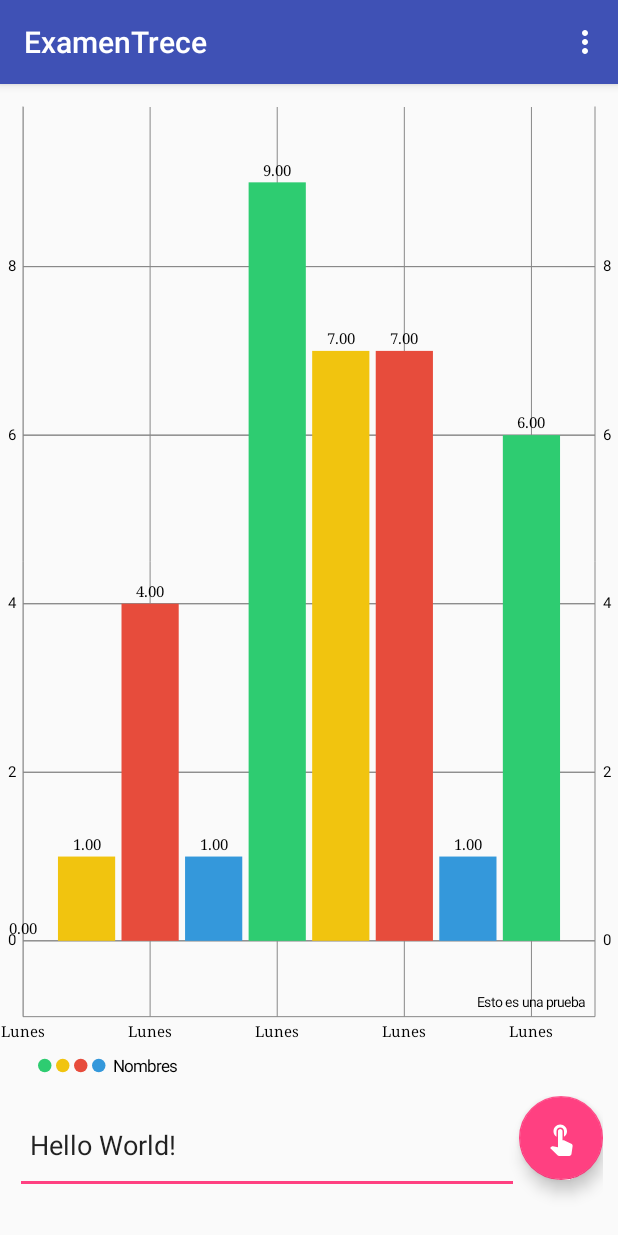
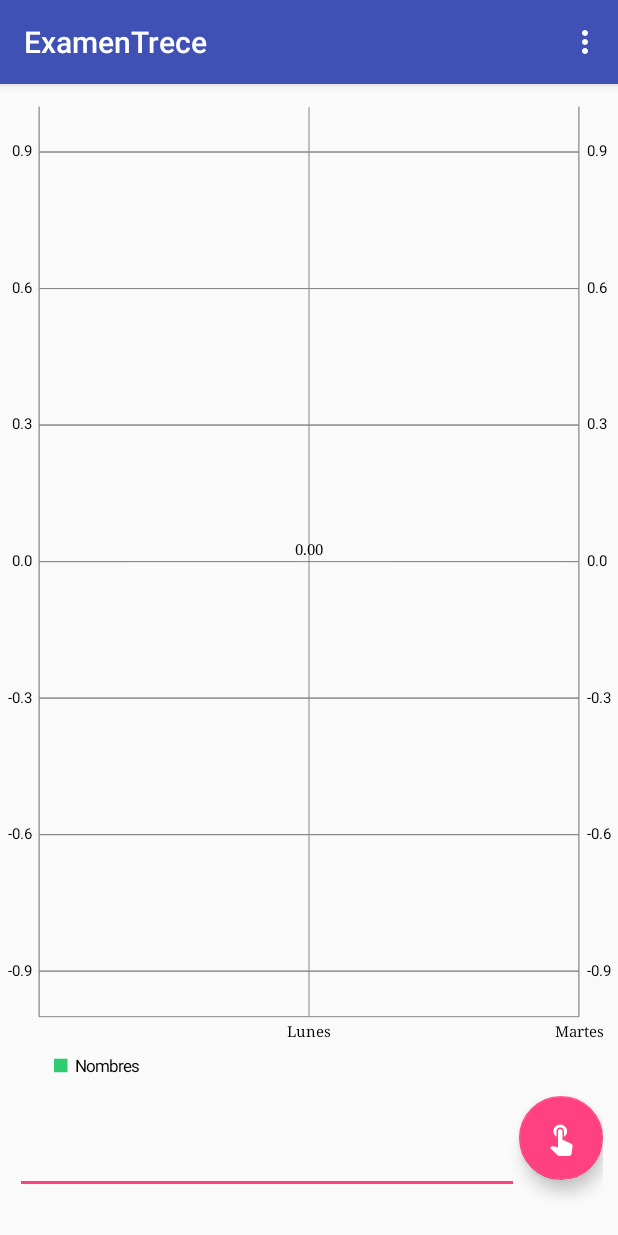
Before and after one commit to AlexisRoj/ExamenTrece, an Android app: the screen it shows after launch (MainActivity), on a phone screen of 412 x 824 dp. Run offline under Robolectric (Android 15) with nearby library versions, the phone set to English and light mode, and no system bars.

```diff
--- a/app/src/main/java/com/innovagenesis/aplicaciones/android/examentrece/Formater.java
+++ b/app/src/main/java/com/innovagenesis/aplicaciones/android/examentrece/Formater.java
@@ -7,7 +7,6 @@ import com.github.mikephil.charting.components.AxisBase;
 import com.github.mikephil.charting.formatter.AxisValueFormatter;
 
 /**
- *
  * Created by alexi on 24/05/2017.
  */
 
@@ -16,14 +15,27 @@ public class Formater implements AxisValueFormatter {
     private BarLineChartBase<?> chart;
     private Activity activity;
 
+    int contador;
     @Override
     public String getFormattedValue(float value, AxisBase axis) {
 
         String[] dias = activity.getResources().getStringArray(R.array.dias);
 
-        String dia = "Lunes"; //activity.getString(Integer.parseInt(dias[(int) value ]));
+        contador++;
+        int valor = (int) value;
 
-        return dia;
+        if (valor == 0)
+            return "";
+        else {
+            try {
+                String dia = dias[valor];
+
+                return dia;
+            } catch (Exception e) {
+                e.printStackTrace();
+                return "";
+            }
+        }
     }
 
     @Override
--- a/app/src/main/java/com/innovagenesis/aplicaciones/android/examentrece/MainActivity.java
+++ b/app/src/main/java/com/innovagenesis/aplicaciones/android/examentrece/MainActivity.java
@@ -3,12 +3,12 @@ package com.innovagenesis.aplicaciones.android.examentrece;
 import android.graphics.Typeface;
 import android.os.Bundle;
 import android.support.design.widget.FloatingActionButton;
-import android.support.design.widget.Snackbar;
 import android.support.v7.app.AppCompatActivity;
 import android.support.v7.widget.Toolbar;
-import android.view.View;
 import android.view.Menu;
 import android.view.MenuItem;
+import android.view.View;
+import android.widget.EditText;
 
 import com.github.mikephil.charting.charts.BarChart;
 import com.github.mikephil.charting.components.Legend;
@@ -25,65 +25,96 @@ import com.github.mikephil.charting.utils.ColorTemplate;
 
 import java.util.ArrayList;
 
-public class MainActivity extends AppCompatActivity implements OnChartValueSelectedListener {
+public class MainActivity extends AppCompatActivity
+        implements OnChartValueSelectedListener {
 
+    private BarChart mChart;
+    private int contador = 1;
+    private ArrayList<BarEntry> yVals1;
 
-    protected BarChart mChart;
     @Override
     protected void onCreate(Bundle savedInstanceState) {
         super.onCreate(savedInstanceState);
         setContentView(R.layout.activity_main);
+
         Toolbar toolbar = (Toolbar) findViewById(R.id.toolbar);
         setSupportActionBar(toolbar);
+
+        mChart = (BarChart) findViewById(R.id.grafico);
+        final EditText valores = (EditText) findViewById(R.id.valores);
+
+        yVals1 = new ArrayList<>();
+
+        /**
+         * Creacion del gráfico
+         * */
+
+        mInicializarGrafico();
 
         FloatingActionButton fab = (FloatingActionButton) findViewById(R.id.fab);
         fab.setOnClickListener(new View.OnClickListener() {
             @Override
             public void onClick(View view) {
-                Snackbar.make(view, "Replace with your own action", Snackbar.LENGTH_LONG)
-                        .setAction("Action", null).show();
+
+                float data = Float.valueOf(valores.getText().toString());
+                mCargarDatos(contador, data);
+                contador++;
             }
         });
+        mCargarDatos(contador, 0f);
 
-        mChart = (BarChart) findViewById(R.id.chart1);
-        mChart.setOnChartValueSelectedListener(this);
+    }
 
-        mChart.setDrawBarShadow(false);
-        mChart.setDrawValueAboveBar(true);
+    private void mInicializarGrafico() {
 
-        mChart.setDescription("Esto es una prueba");// legenda del grafico
-
-
-        mChart.setMaxVisibleValueCount(60);
-
-        mChart.setPinchZoom(false);
-
-        mChart.setDrawGridBackground(false);
-
+        mChart.setDrawBarShadow(false); // completa el grafico con sombra
+        mChart.setDrawValueAboveBar(true); // posicion de la etiqueta de datos
+        mChart.setDescription(""); //Descripcion para el grafico (Leyenda)
+        mChart.setMaxVisibleValueCount(7); // Maximas etiquetas
+        mChart.setPinchZoom(true); // Zomm
+        mChart.setDrawGridBackground(false); //Fondo
 
         AxisValueFormatter xAxisFormatter = new Formater(mChart, this);
 
-
-
         XAxis xAxis = mChart.getXAxis();
-        xAxis.setPosition(XAxis.XAxisPosition.BOTTOM);
-        xAxis.setTypeface(Typeface.SERIF);//tipo de letra
-        xAxis.setDrawGridLines(true); //activa cuadricula
+        xAxis.setPosition(XAxis.XAxisPosition.BOTTOM); //posicion de las etiquetas
+        xAxis.setTypeface(Typeface.SERIF); //Tipo de letra
+        xAxis.setDrawGridLines(true); //Cuadricula
         xAxis.setGranularity(1f); // only intervals of 1 day
-        //xAxis.setLabelCount(7); // cantidad de etiquetas
+        xAxis.setLabelCount(7); // cantidad de etiquetas mostradas
         xAxis.setValueFormatter(xAxisFormatter);
         Legend l = mChart.getLegend();
-        l.setPosition(Legend.LegendPosition.BELOW_CHART_LEFT); // Posicion de la legenda de valores
-        l.setForm(Legend.LegendForm.CIRCLE); // forma de la leyenda
+        l.setPosition(Legend.LegendPosition.BELOW_CHART_LEFT); // Posicion de la legenda de datos
+        l.setForm(Legend.LegendForm.SQUARE); //Forma de la leyenda
         l.setFormSize(9f);
         l.setTextSize(11f);
         l.setXEntrySpace(4f);
-        //  mChart.setMarkerView(new XYMarkerView(this, xAxisFormatter));
+    }
 
-        setData(8);
+    private void mCargarDatos(int contador, float valor) {
 
+        float start = 0f;
+        BarDataSet set1;
+
+        mChart.getXAxis().setAxisMinValue(start); //Inicio del eje x
+        mChart.getXAxis().setAxisMaxValue(start + contador + 1); //cantidad elementos eje x
+
+        //yVals1.add(new BarEntry(0, 0));
+        yVals1.add(new BarEntry(contador, valor));
+        set1 = new BarDataSet(yVals1, "Nombres");
+        set1.setColors(ColorTemplate.MATERIAL_COLORS);
+
+        ArrayList<IBarDataSet> dataSets = new ArrayList<IBarDataSet>();
+        dataSets.add(set1);
+        BarData data = new BarData(dataSets);
+        data.setValueTextSize(10f);
+        data.setValueTypeface(Typeface.SERIF);
+        data.setBarWidth(0.9f);
+        mChart.setData(data);
+        mChart.invalidate();
 
     }
+
 
     @Override
     public boolean onCreateOptionsMenu(Menu menu) {
@@ -103,9 +134,9 @@ public class MainActivity extends AppCompatActivity implements OnChartValueSelec
         if (id == R.id.action_settings) {
             return true;
         }
-
         return super.onOptionsItemSelected(item);
     }
+
 
     @Override
     public void onValueSelected(Entry e, Highlight h) {
@@ -116,53 +147,4 @@ public class MainActivity extends AppCompatActivity implements OnChartValueSelec
     public void onNothingSelected() {
 
     }
-
-    private void setData(int count) {
-
-        float start = 0f;
-
-        mChart.getXAxis().setAxisMinValue(start);
-        mChart.getXAxis().setAxisMaxValue(start + count+1 );
-
-        ArrayList<BarEntry> yVals1 = new ArrayList<>();
-
-
-        yVals1.add(new BarEntry(0, 0));
-        yVals1.add(new BarEntry(1, 1));
-        yVals1.add(new BarEntry(2, 4));
-        yVals1.add(new BarEntry(3, 1));
-        yVals1.add(new BarEntry(4, 9));
-        yVals1.add(new BarEntry(5, 7));
-        yVals1.add(new BarEntry(6, 7));
-        yVals1.add(new BarEntry(7, 1));
-        yVals1.add(new BarEntry(8, 6));
-
-        BarDataSet set1;
-
-        if(mChart.getData() !=null && mChart.getData().getDataSetCount()>0){
-            set1= (BarDataSet) mChart.getData().getDataSetByIndex(0);
-            set1.setValues(yVals1);
-            mChart.getData().notifyDataChanged();
-
-
-
-        }else {
-
-            set1 = new BarDataSet(yVals1,"Nombres");
-            set1.setColors(ColorTemplate.MATERIAL_COLORS);
-
-            ArrayList<IBarDataSet> dataSets = new ArrayList<>();
-            dataSets.add(set1);
-            BarData data = new BarData(dataSets);
-            data.setValueTextSize(10f);
-            data.setValueTypeface(Typeface.SERIF);
-            data.setBarWidth(0.9f);
-            mChart.setData(data);
-
-        }
-
-
-
-
-    }
 }
--- a/app/src/main/res/layout/content_main.xml
+++ b/app/src/main/res/layout/content_main.xml
@@ -4,35 +4,33 @@
     xmlns:tools="http://schemas.android.com/tools"
     android:layout_width="match_parent"
     android:layout_height="match_parent"
+    android:orientation="vertical"
     app:layout_behavior="@string/appbar_scrolling_view_behavior"
     tools:context="com.innovagenesis.aplicaciones.android.examentrece.MainActivity"
-    tools:showIn="@layout/activity_main"
-    android:orientation="vertical">
+    tools:showIn="@layout/activity_main">
 
 
     <com.github.mikephil.charting.charts.BarChart
-        android:id="@+id/chart1"
+        android:id="@+id/grafico"
         android:layout_width="match_parent"
         android:layout_height="0dp"
-        android:layout_weight="8"
-        />
+        android:layout_weight="8" />
 
     <LinearLayout
         android:layout_width="match_parent"
         android:layout_height="0dp"
+        android:layout_margin="10dp"
         android:layout_weight="1"
-        android:orientation="horizontal"
-        android:layout_margin="10dp">
+        android:orientation="horizontal">
 
         <EditText
-            android:gravity="center_vertical"
-            android:padding="10dp"
+            android:id="@+id/valores"
             android:layout_width="0dp"
             android:layout_height="match_parent"
+            android:layout_marginBottom="18dp"
             android:layout_weight="1"
-            android:text="Hello World!"
-            android:layout_marginBottom="18dp"
-            />
+            android:gravity="center_vertical"
+            android:padding="10dp" />
 
         <android.support.design.widget.FloatingActionButton
             android:id="@+id/fab"
--- a/app/src/main/res/values/strings.xml
+++ b/app/src/main/res/values/strings.xml
@@ -1,9 +1,11 @@
 <resources>
     <string name="app_name">ExamenTrece</string>
     <string name="action_settings">Settings</string>
+    <string name="presupuesto">Presupuesto semanal</string>
 
     <string-array name="dias">
 
+        <item> </item>
         <item>Lunes</item>
         <item>Martes</item>
         <item>Miércoles</item>
@@ -11,6 +13,7 @@
         <item>Viernes</item>
         <item>Sábado</item>
         <item>Domingo</item>
+        <item> </item>
 
     </string-array>
 </resources>
```
